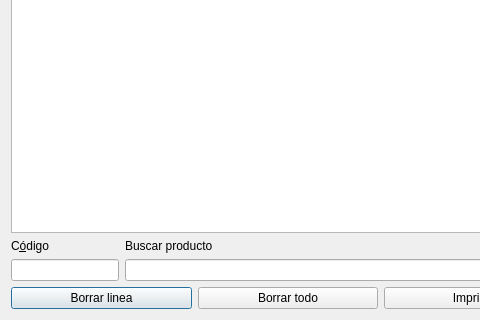
Qt form etiquetas.ui (Ladis72/tienda) before a commit; both pictures show x 0 to 480 and y 176 to 496 of the 762 by 496 pixel window.
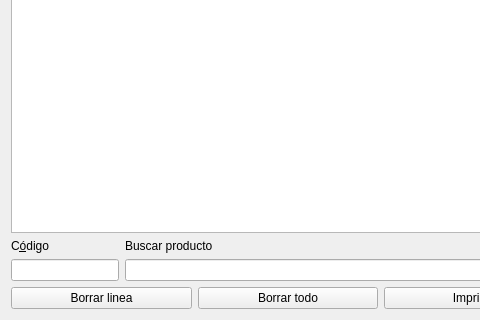
The same form after that commit.

What changed in the file:
```diff
--- a/etiquetas.ui
+++ b/etiquetas.ui
@@ -50,6 +50,9 @@
        <property name="text">
         <string>Borrar linea</string>
        </property>
+       <property name="autoDefault">
+        <bool>false</bool>
+       </property>
       </widget>
      </item>
      <item>
@@ -57,6 +60,9 @@
        <property name="text">
         <string>Borrar todo</string>
        </property>
+       <property name="autoDefault">
+        <bool>false</bool>
+       </property>
       </widget>
      </item>
      <item>
```
Left out of the diff: 22 changed lines with no effect on the pictures.
